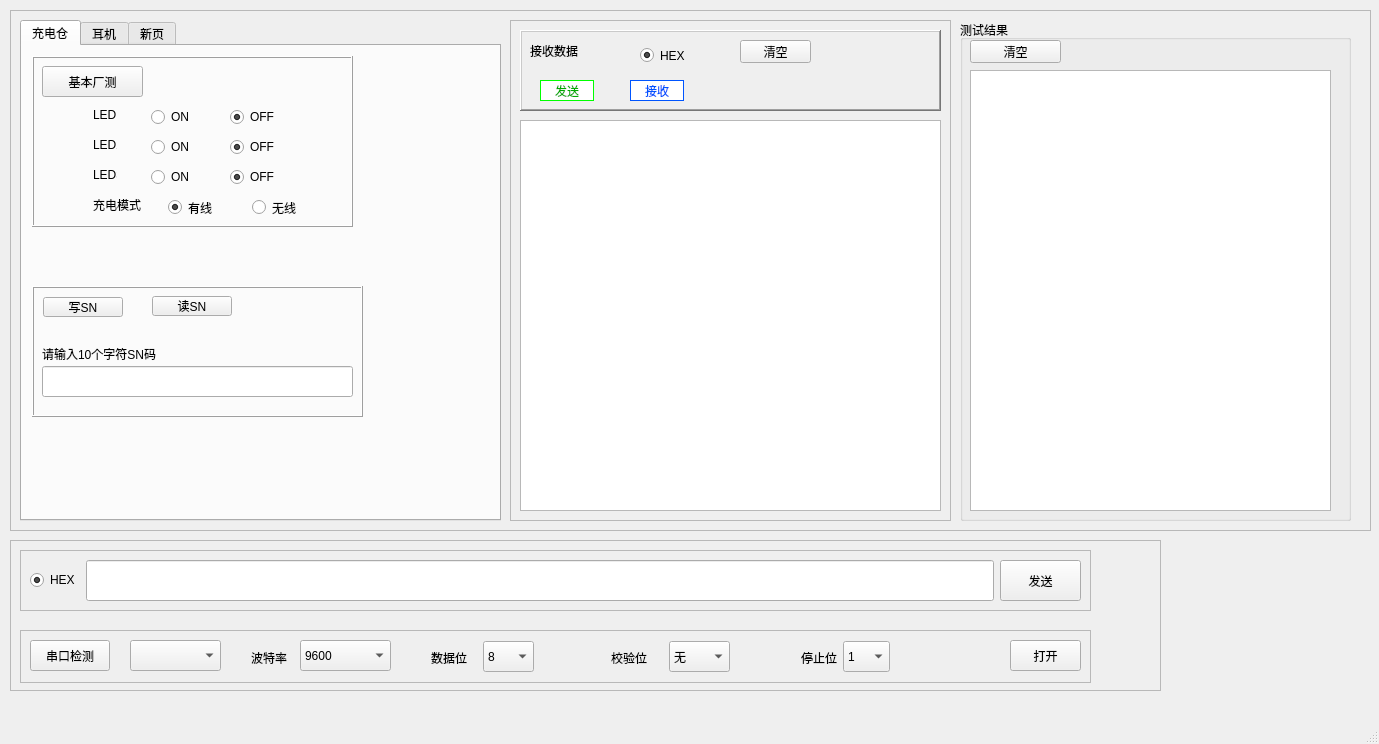
Old version of the form mainwindow.ui in the repository LinZephyr/mew_tw200_test.
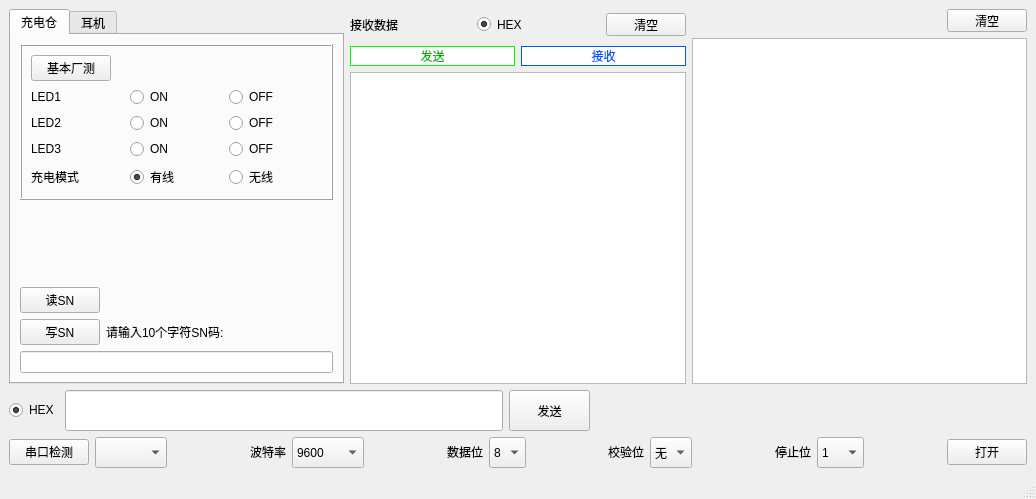
New version of the form. Icons and pictures are not drawn.

Commit message: <refactor>  调整界面布局.

Diff of the .ui file:
```diff
--- a/mainwindow.ui
+++ b/mainwindow.ui
@@ -6,41 +6,24 @@
    <rect>
     <x>0</x>
     <y>0</y>
-    <width>1379</width>
-    <height>744</height>
+    <width>1036</width>
+    <height>499</height>
    </rect>
   </property>
   <property name="windowTitle">
    <string>MainWindow</string>
   </property>
   <widget class="QWidget" name="centralwidget">
-   <widget class="QFrame" name="frame">
-    <property name="geometry">
-     <rect>
-      <x>10</x>
-      <y>10</y>
-      <width>1361</width>
-      <height>521</height>
-     </rect>
-    </property>
-    <property name="frameShape">
-     <enum>QFrame::StyledPanel</enum>
-    </property>
-    <property name="frameShadow">
-     <enum>QFrame::Raised</enum>
-    </property>
-    <property name="midLineWidth">
-     <number>2</number>
-    </property>
+   <layout class="QVBoxLayout" name="verticalLayout_8">
+    <item>
+     <layout class="QVBoxLayout" name="verticalLayout_5">
+      <property name="sizeConstraint">
+       <enum>QLayout::SetDefaultConstraint</enum>
+      </property>
+      <item>
+       <layout class="QHBoxLayout" name="horizontalLayout_12">
+        <item>
     <widget class="QTabWidget" name="tabWidget">
-     <property name="geometry">
-      <rect>
-       <x>10</x>
-       <y>10</y>
-       <width>481</width>
-       <height>501</height>
-      </rect>
-     </property>
      <property name="currentIndex">
       <number>0</number>
      </property>
@@ -48,83 +31,9 @@
       <attribute name="title">
        <string>充电仓</string>
       </attribute>
-      <widget class="QFrame" name="frame_8">
-       <property name="geometry">
-        <rect>
-         <x>10</x>
-         <y>240</y>
-         <width>331</width>
-         <height>131</height>
-        </rect>
-       </property>
-       <property name="frameShape">
-        <enum>QFrame::Box</enum>
-       </property>
-       <property name="frameShadow">
-        <enum>QFrame::Raised</enum>
-       </property>
-       <widget class="QLineEdit" name="chgbox_SN_edit">
-        <property name="geometry">
-         <rect>
-          <x>10</x>
-          <y>80</y>
-          <width>311</width>
-          <height>31</height>
-         </rect>
-        </property>
-       </widget>
-       <widget class="QLabel" name="label_6">
-        <property name="geometry">
-         <rect>
-          <x>10</x>
-          <y>60</y>
-          <width>114</width>
-          <height>16</height>
-         </rect>
-        </property>
-        <property name="frameShape">
-         <enum>QFrame::NoFrame</enum>
-        </property>
-        <property name="text">
-         <string>请输入10个字符SN码:</string>
-        </property>
-       </widget>
-       <widget class="QPushButton" name="chgbox_wSN_btn">
-        <property name="geometry">
-         <rect>
-          <x>11</x>
-          <y>11</y>
-          <width>80</width>
-          <height>20</height>
-         </rect>
-        </property>
-        <property name="text">
-         <string>写SN</string>
-        </property>
-       </widget>
-       <widget class="QPushButton" name="chbox_r_sn_btn">
-        <property name="geometry">
-         <rect>
-          <x>120</x>
-          <y>10</y>
-          <width>80</width>
-          <height>20</height>
-         </rect>
-        </property>
-        <property name="text">
-         <string>读SN</string>
-        </property>
-       </widget>
-      </widget>
+           <layout class="QVBoxLayout" name="verticalLayout_6">
+            <item>
       <widget class="QFrame" name="frame_7">
-       <property name="geometry">
-        <rect>
-         <x>10</x>
-         <y>10</y>
-         <width>321</width>
-         <height>171</height>
-        </rect>
-       </property>
        <property name="frameShape">
         <enum>QFrame::Box</enum>
        </property>
@@ -134,55 +43,40 @@
        <property name="midLineWidth">
         <number>0</number>
        </property>
+              <layout class="QVBoxLayout" name="verticalLayout_2">
+               <item>
+                <layout class="QHBoxLayout" name="horizontalLayout_8">
+                 <item>
        <widget class="QPushButton" name="chgbox_basic_FT_btn">
-        <property name="geometry">
-         <rect>
-          <x>10</x>
-          <y>10</y>
-          <width>101</width>
-          <height>31</height>
-         </rect>
-        </property>
         <property name="text">
          <string>基本厂测</string>
         </property>
        </widget>
+                 </item>
+                 <item>
+                  <spacer name="horizontalSpacer">
+                   <property name="orientation">
+                    <enum>Qt::Horizontal</enum>
+                   </property>
+                   <property name="sizeHint" stdset="0">
+                    <size>
+                     <width>40</width>
+                     <height>20</height>
+                    </size>
+                   </property>
+                  </spacer>
+                 </item>
+                </layout>
+               </item>
+               <item>
+                <layout class="QHBoxLayout" name="horizontalLayout">
+                 <item>
        <widget class="QLabel" name="led1Lbl">
-        <property name="geometry">
-         <rect>
-          <x>61</x>
-          <y>51</y>
-          <width>24</width>
-          <height>16</height>
-         </rect>
-        </property>
         <property name="text">
          <string>LED1</string>
         </property>
        </widget>
-       <widget class="QLabel" name="led2Lbl">
-        <property name="geometry">
-         <rect>
-          <x>61</x>
-          <y>81</y>
-          <width>24</width>
-          <height>16</height>
-         </rect>
-        </property>
-        <property name="text">
-         <string>LED2</string>
-        </property>
-       </widget>
-       <widget class="QWidget" name="layoutWidget1">
-        <property name="geometry">
-         <rect>
-          <x>119</x>
-          <y>51</y>
-          <width>151</width>
-          <height>20</height>
-         </rect>
-        </property>
-        <layout class="QHBoxLayout" name="horizontalLayout">
+                 </item>
          <item>
           <widget class="QRadioButton" name="led1_on_rbtn">
            <property name="text">
@@ -201,17 +95,16 @@
           </widget>
          </item>
         </layout>
-       </widget>
-       <widget class="QWidget" name="layoutWidget2">
-        <property name="geometry">
-         <rect>
-          <x>119</x>
-          <y>81</y>
-          <width>151</width>
-          <height>20</height>
-         </rect>
-        </property>
+               </item>
+               <item>
         <layout class="QHBoxLayout" name="horizontalLayout_2">
+                 <item>
+                  <widget class="QLabel" name="led2Lbl">
+                   <property name="text">
+                    <string>LED2</string>
+                   </property>
+                  </widget>
+                 </item>
          <item>
           <widget class="QRadioButton" name="led2_on_rbtn">
            <property name="text">
@@ -230,30 +123,44 @@
           </widget>
          </item>
         </layout>
-       </widget>
+               </item>
+               <item>
+                <layout class="QHBoxLayout" name="horizontalLayout_3">
+                 <item>
+                  <widget class="QLabel" name="led3Lbl">
+                   <property name="text">
+                    <string>LED3</string>
+                   </property>
+                  </widget>
+                 </item>
+                 <item>
+                  <widget class="QRadioButton" name="led3_on_rbtn">
+                   <property name="text">
+                    <string>ON</string>
+                   </property>
+                  </widget>
+                 </item>
+                 <item>
+                  <widget class="QRadioButton" name="led3_off_rbtn">
+                   <property name="text">
+                    <string>OFF</string>
+                   </property>
+                   <property name="checked">
+                    <bool>true</bool>
+                   </property>
+                  </widget>
+                 </item>
+                </layout>
+               </item>
+               <item>
+                <layout class="QHBoxLayout" name="horizontalLayout_4">
+                 <item>
        <widget class="QLabel" name="led4Lbl">
-        <property name="geometry">
-         <rect>
-          <x>61</x>
-          <y>141</y>
-          <width>48</width>
-          <height>16</height>
-         </rect>
-        </property>
         <property name="text">
          <string>充电模式</string>
         </property>
        </widget>
-       <widget class="QWidget" name="layoutWidget3">
-        <property name="geometry">
-         <rect>
-          <x>136</x>
-          <y>141</y>
-          <width>161</width>
-          <height>21</height>
-         </rect>
-        </property>
-        <layout class="QHBoxLayout" name="horizontalLayout_4">
+                 </item>
          <item>
           <widget class="QRadioButton" name="chg_mode_wire_rbtn">
            <property name="text">
@@ -275,50 +182,89 @@
           </widget>
          </item>
         </layout>
-       </widget>
-       <widget class="QLabel" name="led3Lbl">
-        <property name="geometry">
-         <rect>
-          <x>61</x>
-          <y>111</y>
-          <width>24</width>
-          <height>16</height>
-         </rect>
-        </property>
+               </item>
+              </layout>
+             </widget>
+            </item>
+            <item>
+             <spacer name="verticalSpacer">
+              <property name="orientation">
+               <enum>Qt::Vertical</enum>
+              </property>
+              <property name="sizeHint" stdset="0">
+               <size>
+                <width>20</width>
+                <height>59</height>
+               </size>
+              </property>
+             </spacer>
+            </item>
+            <item>
+             <layout class="QVBoxLayout" name="verticalLayout">
+              <item>
+               <layout class="QHBoxLayout" name="horizontalLayout_13">
+                <item>
+                 <widget class="QPushButton" name="chbox_r_sn_btn">
         <property name="text">
-         <string>LED3</string>
-        </property>
-       </widget>
-       <widget class="QWidget" name="layoutWidget4">
-        <property name="geometry">
-         <rect>
-          <x>119</x>
-          <y>111</y>
-          <width>151</width>
+                   <string>读SN</string>
+                  </property>
+                 </widget>
+                </item>
+                <item>
+                 <spacer name="horizontalSpacer_9">
+                  <property name="orientation">
+                   <enum>Qt::Horizontal</enum>
+                  </property>
+                  <property name="sizeHint" stdset="0">
+                   <size>
+                    <width>40</width>
           <height>20</height>
-         </rect>
-        </property>
-        <layout class="QHBoxLayout" name="horizontalLayout_3">
+                   </size>
+                  </property>
+                 </spacer>
+                </item>
+               </layout>
+              </item>
          <item>
-          <widget class="QRadioButton" name="led3_on_rbtn">
+               <layout class="QHBoxLayout" name="horizontalLayout_14">
+                <item>
+                 <widget class="QPushButton" name="chgbox_wSN_btn">
            <property name="text">
-            <string>ON</string>
+                   <string>写SN</string>
            </property>
           </widget>
          </item>
          <item>
-          <widget class="QRadioButton" name="led3_off_rbtn">
+                 <widget class="QLabel" name="label_6">
+                  <property name="frameShape">
+                   <enum>QFrame::NoFrame</enum>
+                  </property>
            <property name="text">
-            <string>OFF</string>
-           </property>
-           <property name="checked">
-            <bool>true</bool>
-           </property>
-          </widget>
-         </item>
-        </layout>
-       </widget>
-      </widget>
+                   <string>请输入10个字符SN码:</string>
+                  </property>
+                 </widget>
+                </item>
+                <item>
+                 <spacer name="horizontalSpacer_8">
+                  <property name="orientation">
+                   <enum>Qt::Horizontal</enum>
+                  </property>
+                  <property name="sizeHint" stdset="0">
+                   <size>
+                    <width>40</width>
+                    <height>20</height>
+                   </size>
+                  </property>
+                 </spacer>
+                </item>
+               </layout>
+              </item>
+              <item>
+               <widget class="QLineEdit" name="chgbox_SN_edit"/>
+              </item>
+             </layout>
+            </item>
+           </layout>
      </widget>
      <widget class="QWidget" name="earbudTab">
       <attribute name="title">
@@ -807,112 +753,34 @@
        </property>
       </widget>
      </widget>
-     <widget class="QWidget" name="tab">
-      <attribute name="title">
-       <string>新页</string>
-      </attribute>
-     </widget>
-    </widget>
-    <widget class="QGroupBox" name="resultGBox">
-     <property name="geometry">
-      <rect>
-       <x>950</x>
-       <y>10</y>
-       <width>391</width>
-       <height>501</height>
-      </rect>
-     </property>
-     <property name="title">
-      <string>测试结果</string>
-     </property>
-     <widget class="QTextBrowser" name="parsedDataBrowser">
-      <property name="geometry">
-       <rect>
-        <x>10</x>
-        <y>50</y>
-        <width>361</width>
-        <height>441</height>
-       </rect>
-      </property>
-     </widget>
-     <widget class="QPushButton" name="clearUpBtn2">
-      <property name="geometry">
-       <rect>
-        <x>10</x>
-        <y>20</y>
-        <width>91</width>
-        <height>23</height>
-       </rect>
-      </property>
-      <property name="minimumSize">
-       <size>
-        <width>0</width>
-        <height>23</height>
-       </size>
-      </property>
-      <property name="maximumSize">
-       <size>
-        <width>100</width>
-        <height>23</height>
-       </size>
-      </property>
+         </widget>
+        </item>
+        <item>
+         <layout class="QVBoxLayout" name="verticalLayout_4">
+          <item>
+           <layout class="QHBoxLayout" name="horizontalLayout_9">
+            <item>
+             <widget class="QLabel" name="label">
       <property name="text">
-       <string>清空</string>
-      </property>
-      <property name="icon">
-       <iconset resource="image.qrc">
-        <normaloff>:/images/cleanport.png</normaloff>:/images/cleanport.png</iconset>
-      </property>
-     </widget>
-    </widget>
-    <widget class="QFrame" name="frame_6">
-     <property name="geometry">
-      <rect>
-       <x>500</x>
-       <y>10</y>
-       <width>441</width>
-       <height>501</height>
-      </rect>
-     </property>
-     <property name="frameShape">
-      <enum>QFrame::StyledPanel</enum>
-     </property>
-     <property name="frameShadow">
-      <enum>QFrame::Raised</enum>
-     </property>
-     <widget class="QFrame" name="frame_3">
-      <property name="geometry">
-       <rect>
-        <x>10</x>
-        <y>10</y>
-        <width>421</width>
-        <height>81</height>
-       </rect>
-      </property>
-      <property name="styleSheet">
-       <string notr="true"/>
-      </property>
-      <property name="frameShape">
-       <enum>QFrame::WinPanel</enum>
-      </property>
-      <property name="frameShadow">
-       <enum>QFrame::Raised</enum>
-      </property>
-      <property name="lineWidth">
-       <number>1</number>
-      </property>
-      <property name="midLineWidth">
-       <number>0</number>
-      </property>
+               <string>接收数据</string>
+              </property>
+             </widget>
+            </item>
+            <item>
+             <spacer name="horizontalSpacer_3">
+              <property name="orientation">
+               <enum>Qt::Horizontal</enum>
+              </property>
+              <property name="sizeHint" stdset="0">
+               <size>
+                <width>40</width>
+                <height>20</height>
+               </size>
+              </property>
+             </spacer>
+            </item>
+            <item>
       <widget class="QRadioButton" name="hexRecvRadioBtn">
-       <property name="geometry">
-        <rect>
-         <x>120</x>
-         <y>10</y>
-         <width>61</width>
-         <height>31</height>
-        </rect>
-       </property>
        <property name="minimumSize">
         <size>
          <width>0</width>
@@ -929,15 +797,22 @@
         <bool>true</bool>
        </property>
       </widget>
+            </item>
+            <item>
+             <spacer name="horizontalSpacer_4">
+              <property name="orientation">
+               <enum>Qt::Horizontal</enum>
+              </property>
+              <property name="sizeHint" stdset="0">
+               <size>
+                <width>40</width>
+                <height>20</height>
+               </size>
+              </property>
+             </spacer>
+            </item>
+            <item>
       <widget class="QPushButton" name="clearUpBtn">
-       <property name="geometry">
-        <rect>
-         <x>220</x>
-         <y>10</y>
-         <width>71</width>
-         <height>23</height>
-        </rect>
-       </property>
        <property name="minimumSize">
         <size>
          <width>0</width>
@@ -958,28 +833,13 @@
          <normaloff>:/images/cleanport.png</normaloff>:/images/cleanport.png</iconset>
        </property>
       </widget>
-      <widget class="QLabel" name="label">
-       <property name="geometry">
-        <rect>
-         <x>10</x>
-         <y>10</y>
-         <width>91</width>
-         <height>21</height>
-        </rect>
-       </property>
-       <property name="text">
-        <string>接收数据</string>
-       </property>
-      </widget>
+            </item>
+           </layout>
+          </item>
+          <item>
+           <layout class="QHBoxLayout" name="horizontalLayout_10">
+            <item>
       <widget class="QLabel" name="send_lbl">
-       <property name="geometry">
-        <rect>
-         <x>20</x>
-         <y>50</y>
-         <width>54</width>
-         <height>21</height>
-        </rect>
-       </property>
        <property name="autoFillBackground">
         <bool>false</bool>
        </property>
@@ -997,15 +857,9 @@
         <set>Qt::AlignCenter</set>
        </property>
       </widget>
+            </item>
+            <item>
       <widget class="QLabel" name="send_lbl_3">
-       <property name="geometry">
-        <rect>
-         <x>110</x>
-         <y>50</y>
-         <width>54</width>
-         <height>21</height>
-        </rect>
-       </property>
        <property name="autoFillBackground">
         <bool>false</bool>
        </property>
@@ -1023,84 +877,152 @@
         <set>Qt::AlignCenter</set>
        </property>
       </widget>
-     </widget>
-     <widget class="QTextBrowser" name="rawDataBrowser">
-      <property name="geometry">
-       <rect>
-        <x>10</x>
-        <y>100</y>
-        <width>421</width>
-        <height>391</height>
-       </rect>
-      </property>
-     </widget>
-    </widget>
-   </widget>
-   <widget class="QFrame" name="frame_2">
-    <property name="geometry">
-     <rect>
-      <x>10</x>
-      <y>540</y>
-      <width>1151</width>
-      <height>151</height>
-     </rect>
-    </property>
-    <property name="frameShape">
-     <enum>QFrame::StyledPanel</enum>
-    </property>
-    <property name="frameShadow">
-     <enum>QFrame::Raised</enum>
-    </property>
-    <widget class="QFrame" name="frame_5">
-     <property name="geometry">
-      <rect>
-       <x>10</x>
-       <y>90</y>
-       <width>1071</width>
-       <height>53</height>
-      </rect>
-     </property>
-     <property name="frameShape">
-      <enum>QFrame::StyledPanel</enum>
-     </property>
-     <property name="frameShadow">
-      <enum>QFrame::Raised</enum>
-     </property>
-     <widget class="QPushButton" name="openCloseBtn">
-      <property name="geometry">
-       <rect>
-        <x>990</x>
-        <y>10</y>
-        <width>71</width>
-        <height>31</height>
-       </rect>
-      </property>
+            </item>
+           </layout>
+          </item>
+          <item>
+           <widget class="QTextBrowser" name="rawDataBrowser"/>
+          </item>
+         </layout>
+        </item>
+        <item>
+         <layout class="QVBoxLayout" name="verticalLayout_3">
+          <item>
+           <layout class="QHBoxLayout" name="horizontalLayout_11">
+            <item>
+             <spacer name="horizontalSpacer_5">
+              <property name="orientation">
+               <enum>Qt::Horizontal</enum>
+              </property>
+              <property name="sizeHint" stdset="0">
+               <size>
+                <width>40</width>
+                <height>20</height>
+               </size>
+              </property>
+             </spacer>
+            </item>
+            <item>
+             <widget class="QPushButton" name="clearUpBtn2">
+              <property name="minimumSize">
+               <size>
+                <width>0</width>
+                <height>23</height>
+               </size>
+              </property>
+              <property name="maximumSize">
+               <size>
+                <width>100</width>
+                <height>23</height>
+               </size>
+              </property>
+              <property name="text">
+               <string>清空</string>
+              </property>
+              <property name="icon">
+               <iconset resource="image.qrc">
+                <normaloff>:/images/cleanport.png</normaloff>:/images/cleanport.png</iconset>
+              </property>
+             </widget>
+            </item>
+           </layout>
+          </item>
+          <item>
+           <widget class="QTextBrowser" name="parsedDataBrowser"/>
+          </item>
+         </layout>
+        </item>
+       </layout>
+      </item>
+      <item>
+       <layout class="QHBoxLayout" name="horizontalLayout_7">
+        <property name="sizeConstraint">
+         <enum>QLayout::SetMinimumSize</enum>
+        </property>
+        <item>
+         <widget class="QRadioButton" name="hexSendRadioBtn">
+          <property name="text">
+           <string>HEX</string>
+          </property>
+          <property name="checked">
+           <bool>true</bool>
+          </property>
+         </widget>
+        </item>
+        <item>
+         <widget class="QLineEdit" name="sendMsgLineEdit">
+          <property name="minimumSize">
+           <size>
+            <width>0</width>
+            <height>41</height>
+           </size>
+          </property>
+          <property name="maxLength">
+           <number>10000</number>
+          </property>
+          <property name="dragEnabled">
+           <bool>false</bool>
+          </property>
+         </widget>
+        </item>
+        <item>
+         <widget class="QToolButton" name="sendmsgBtn">
+          <property name="minimumSize">
+           <size>
+            <width>81</width>
+            <height>41</height>
+           </size>
+          </property>
+          <property name="maximumSize">
+           <size>
+            <width>100</width>
+            <height>41</height>
+           </size>
+          </property>
+          <property name="cursor">
+           <cursorShape>ArrowCursor</cursorShape>
+          </property>
       <property name="text">
-       <string>打开</string>
-      </property>
-     </widget>
+           <string>发送</string>
+          </property>
+          <property name="icon">
+           <iconset resource="image.qrc">
+            <normaloff>:/images/send.png</normaloff>:/images/send.png</iconset>
+          </property>
+          <property name="toolButtonStyle">
+           <enum>Qt::ToolButtonTextBesideIcon</enum>
+          </property>
+         </widget>
+        </item>
+        <item>
+         <spacer name="horizontalSpacer_14">
+          <property name="orientation">
+           <enum>Qt::Horizontal</enum>
+          </property>
+          <property name="sizeHint" stdset="0">
+           <size>
+            <width>40</width>
+            <height>20</height>
+           </size>
+          </property>
+         </spacer>
+        </item>
+       </layout>
+      </item>
+      <item>
+       <layout class="QHBoxLayout" name="horizontalLayout_6">
+        <property name="sizeConstraint">
+         <enum>QLayout::SetMinimumSize</enum>
+        </property>
+        <item>
      <widget class="QPushButton" name="comCheckBtn">
-      <property name="geometry">
-       <rect>
-        <x>10</x>
-        <y>10</y>
-        <width>80</width>
-        <height>31</height>
-       </rect>
-      </property>
       <property name="text">
        <string>串口检测</string>
       </property>
      </widget>
+        </item>
+        <item>
      <widget class="QComboBox" name="portNameComboBox">
-      <property name="geometry">
-       <rect>
-        <x>110</x>
-        <y>10</y>
-        <width>91</width>
-        <height>31</height>
-       </rect>
-      </property>
       <property name="minimumSize">
        <size>
         <width>0</width>
@@ -1108,15 +1030,22 @@
        </size>
       </property>
      </widget>
+        </item>
+        <item>
+         <spacer name="horizontalSpacer_6">
+          <property name="orientation">
+           <enum>Qt::Horizontal</enum>
+          </property>
+          <property name="sizeHint" stdset="0">
+           <size>
+            <width>40</width>
+            <height>20</height>
+           </size>
+          </property>
+         </spacer>
+        </item>
+        <item>
      <widget class="QLabel" name="label_2">
-      <property name="geometry">
-       <rect>
-        <x>231</x>
-        <y>20</y>
-        <width>36</width>
-        <height>16</height>
-       </rect>
-      </property>
       <property name="sizePolicy">
        <sizepolicy hsizetype="Preferred" vsizetype="Fixed">
         <horstretch>0</horstretch>
@@ -1127,15 +1056,9 @@
        <string>波特率</string>
       </property>
      </widget>
+        </item>
+        <item>
      <widget class="QComboBox" name="baudRateComboBox">
-      <property name="geometry">
-       <rect>
-        <x>280</x>
-        <y>10</y>
-        <width>91</width>
-        <height>31</height>
-       </rect>
-      </property>
       <property name="minimumSize">
        <size>
         <width>0</width>
@@ -1256,15 +1179,22 @@
        </property>
       </item>
      </widget>
+        </item>
+        <item>
+         <spacer name="horizontalSpacer_7">
+          <property name="orientation">
+           <enum>Qt::Horizontal</enum>
+          </property>
+          <property name="sizeHint" stdset="0">
+           <size>
+            <width>40</width>
+            <height>20</height>
+           </size>
+          </property>
+         </spacer>
+        </item>
+        <item>
      <widget class="QLabel" name="label_3">
-      <property name="geometry">
-       <rect>
-        <x>411</x>
-        <y>20</y>
-        <width>36</width>
-        <height>16</height>
-       </rect>
-      </property>
       <property name="sizePolicy">
        <sizepolicy hsizetype="Preferred" vsizetype="Fixed">
         <horstretch>0</horstretch>
@@ -1275,15 +1205,9 @@
        <string>数据位</string>
       </property>
      </widget>
+        </item>
+        <item>
      <widget class="QComboBox" name="dataBitsComboBox">
-      <property name="geometry">
-       <rect>
-        <x>463</x>
-        <y>11</y>
-        <width>51</width>
-        <height>31</height>
-       </rect>
-      </property>
       <property name="minimumSize">
        <size>
         <width>0</width>
@@ -1314,15 +1238,22 @@
        </property>
       </item>
      </widget>
+        </item>
+        <item>
+         <spacer name="horizontalSpacer_10">
+          <property name="orientation">
+           <enum>Qt::Horizontal</enum>
+          </property>
+          <property name="sizeHint" stdset="0">
+           <size>
+            <width>40</width>
+            <height>20</height>
+           </size>
+          </property>
+         </spacer>
+        </item>
+        <item>
      <widget class="QLabel" name="label_4">
-      <property name="geometry">
-       <rect>
-        <x>591</x>
-        <y>20</y>
-        <width>36</width>
-        <height>16</height>
-       </rect>
-      </property>
       <property name="sizePolicy">
        <sizepolicy hsizetype="Preferred" vsizetype="Fixed">
         <horstretch>0</horstretch>
@@ -1333,15 +1264,9 @@
        <string>校验位</string>
       </property>
      </widget>
+        </item>
+        <item>
      <widget class="QComboBox" name="parityComboBox">
-      <property name="geometry">
-       <rect>
-        <x>649</x>
-        <y>11</y>
-        <width>61</width>
-        <height>31</height>
-       </rect>
-      </property>
       <property name="minimumSize">
        <size>
         <width>0</width>
@@ -1364,15 +1289,22 @@
        </property>
       </item>
      </widget>
+        </item>
+        <item>
+         <spacer name="horizontalSpacer_11">
+          <property name="orientation">
+           <enum>Qt::Horizontal</enum>
+          </property>
+          <property name="sizeHint" stdset="0">
+           <size>
+            <width>40</width>
+            <height>20</height>
+           </size>
+          </property>
+         </spacer>
+        </item>
+        <item>
      <widget class="QLabel" name="label_5">
-      <property name="geometry">
-       <rect>
-        <x>781</x>
-        <y>20</y>
-        <width>36</width>
-        <height>16</height>
-       </rect>
-      </property>
       <property name="sizePolicy">
        <sizepolicy hsizetype="Preferred" vsizetype="Fixed">
         <horstretch>0</horstretch>
@@ -1383,15 +1315,9 @@
        <string>停止位</string>
       </property>
      </widget>
+        </item>
+        <item>
      <widget class="QComboBox" name="stopBitsComboBox">
-      <property name="geometry">
-       <rect>
-        <x>823</x>
-        <y>11</y>
-        <width>47</width>
-        <height>31</height>
-       </rect>
-      </property>
       <property name="minimumSize">
        <size>
         <width>0</width>
@@ -1414,81 +1340,32 @@
        </property>
       </item>
      </widget>
-    </widget>
-    <widget class="QFrame" name="frame_4">
-     <property name="geometry">
-      <rect>
-       <x>10</x>
-       <y>10</y>
-       <width>1071</width>
-       <height>61</height>
-      </rect>
-     </property>
-     <property name="frameShape">
-      <enum>QFrame::StyledPanel</enum>
-     </property>
-     <property name="frameShadow">
-      <enum>QFrame::Raised</enum>
-     </property>
-     <layout class="QHBoxLayout" name="horizontalLayout_7">
-      <item>
-       <widget class="QRadioButton" name="hexSendRadioBtn">
-        <property name="text">
-         <string>HEX</string>
-        </property>
-        <property name="checked">
-         <bool>true</bool>
-        </property>
-       </widget>
       </item>
       <item>
-       <widget class="QLineEdit" name="sendMsgLineEdit">
-        <property name="minimumSize">
+         <spacer name="horizontalSpacer_12">
+          <property name="orientation">
+           <enum>Qt::Horizontal</enum>
+          </property>
+          <property name="sizeHint" stdset="0">
          <size>
-          <width>0</width>
-          <height>41</height>
-         </size>
-        </property>
-        <property name="maxLength">
-         <number>10000</number>
-        </property>
-        <property name="dragEnabled">
-         <bool>false</bool>
-        </property>
-       </widget>
+            <width>40</width>
+            <height>20</height>
+           </size>
+          </property>
+         </spacer>
       </item>
       <item>
-       <widget class="QToolButton" name="sendmsgBtn">
-        <property name="minimumSize">
-         <size>
-          <width>81</width>
-          <height>41</height>
-         </size>
-        </property>
-        <property name="maximumSize">
-         <size>
-          <width>100</width>
-          <height>41</height>
-         </size>
-        </property>
-        <property name="cursor">
-         <cursorShape>ArrowCursor</cursorShape>
-        </property>
+         <widget class="QPushButton" name="openCloseBtn">
         <property name="text">
-         <string>发送</string>
-        </property>
-        <property name="icon">
-         <iconset resource="image.qrc">
-          <normaloff>:/images/send.png</normaloff>:/images/send.png</iconset>
-        </property>
-        <property name="toolButtonStyle">
-         <enum>Qt::ToolButtonTextBesideIcon</enum>
-        </property>
+           <string>打开</string>
+          </property>
        </widget>
       </item>
      </layout>
-    </widget>
-   </widget>
+      </item>
+     </layout>
+    </item>
+   </layout>
   </widget>
   <widget class="QMenuBar" name="menubar">
    <property name="geometry">
```
Left out of the diff: 2 changed lines with no effect on the pictures. Lines whose indentation alone changed are shown as unchanged.
